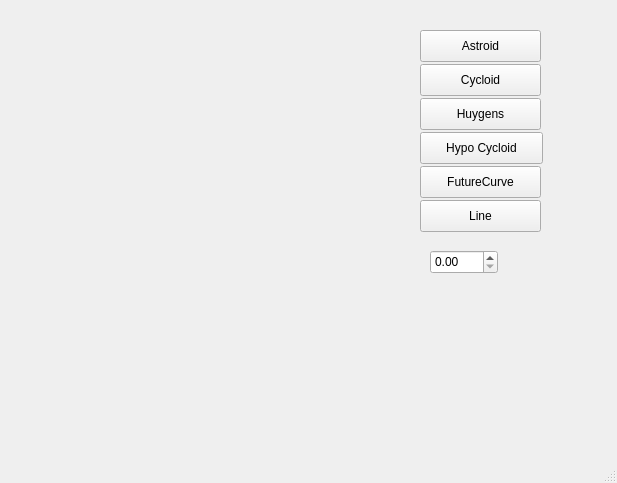
The window that mainwindow.ui (sprouse9/QtCurves2) describes before a commit, drawn with Qt 5.
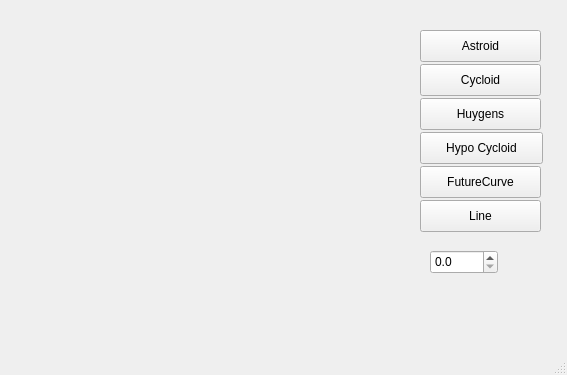
The same window after the commit. Custom widgets are drawn as their Qt base class.

Diff of the .ui file:
```diff
--- a/mainwindow.ui
+++ b/mainwindow.ui
@@ -6,8 +6,8 @@
    <rect>
     <x>0</x>
     <y>0</y>
-    <width>617</width>
-    <height>483</height>
+    <width>567</width>
+    <height>375</height>
    </rect>
   </property>
   <property name="windowTitle">
@@ -85,6 +85,12 @@
       <height>24</height>
      </rect>
     </property>
+    <property name="decimals">
+     <number>1</number>
+    </property>
+    <property name="singleStep">
+     <double>0.100000000000000</double>
+    </property>
    </widget>
    <widget class="QPushButton" name="btnLine">
     <property name="geometry">
```
